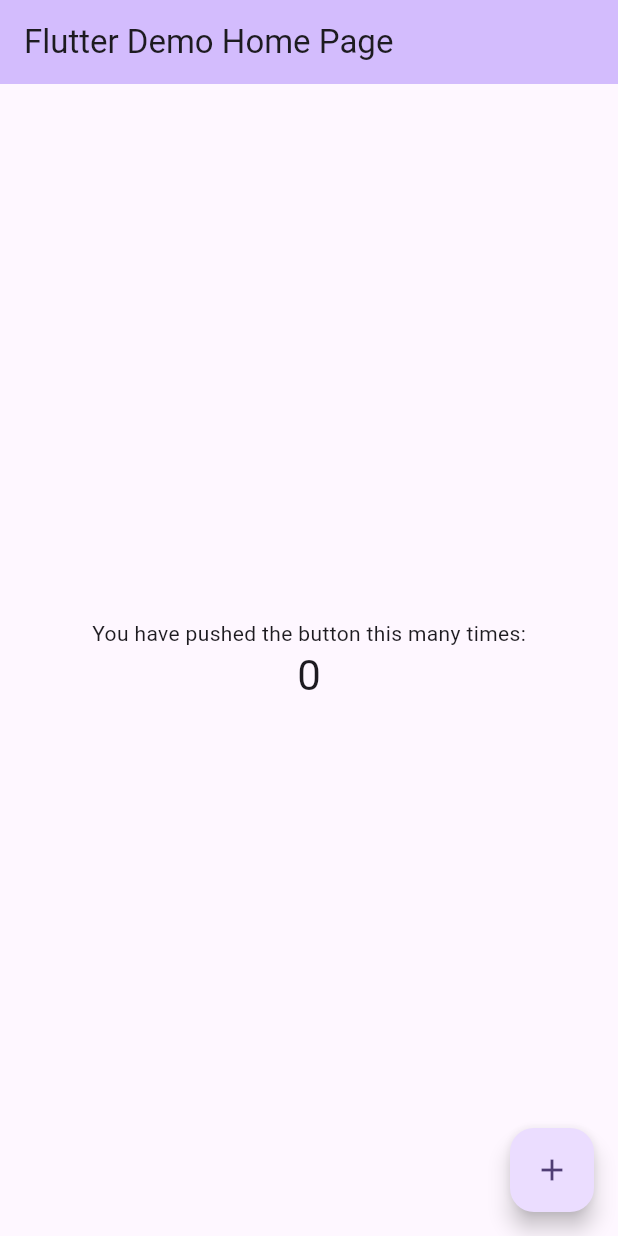
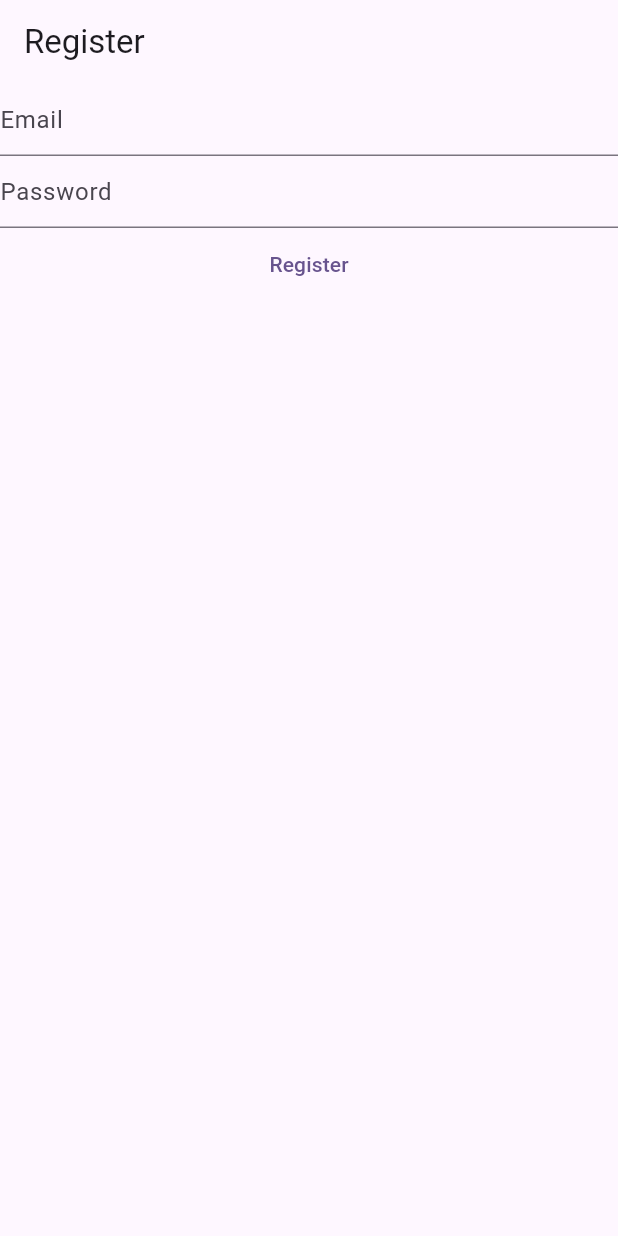
Before and after one commit to alexandragnj/flutter_recap, a Flutter app: the screen it shows after launch, on a phone screen of 412 x 824 dp. Run offline on Flutter 3.47's test engine with Material 3 defaults, Android fonts, the phone set to English and light mode, and no system bars; our stand-ins replace firebase_auth, firebase_core; accounts and stored records are empty; generated files the repository leaves out were written again.

Commit message:
basic register screen with firebase

```diff
--- a/lib/main.dart
+++ b/lib/main.dart
@@ -1,125 +1,92 @@
+import 'package:firebase_auth/firebase_auth.dart';
+import 'package:firebase_core/firebase_core.dart';
 import 'package:flutter/material.dart';
+import 'package:flutter_recap/firebase_options.dart';
 
 void main() {
-  runApp(const MyApp());
+  WidgetsFlutterBinding.ensureInitialized();
+  runApp(
+    MaterialApp(
+      title: 'Flutter Demo',
+      theme: ThemeData(
+        colorScheme: ColorScheme.fromSeed(seedColor: Colors.deepPurple),
+        //useMaterial3: true,
+      ),
+      home: const HomePage(),
+    ),
+  );
 }
 
-class MyApp extends StatelessWidget {
-  const MyApp({super.key});
+class HomePage extends StatefulWidget {
+  const HomePage({super.key});
 
-  // This widget is the root of your application.
   @override
-  Widget build(BuildContext context) {
-    return MaterialApp(
-      title: 'Flutter Demo',
-      theme: ThemeData(
-        // This is the theme of your application.
-        //
-        // TRY THIS: Try running your application with "flutter run". You'll see
-        // the application has a purple toolbar. Then, without quitting the app,
-        // try changing the seedColor in the colorScheme below to Colors.green
-        // and then invoke "hot reload" (save your changes or press the "hot
-        // reload" button in a Flutter-supported IDE, or press "r" if you used
-        // the command line to start the app).
-        //
-        // Notice that the counter didn't reset back to zero; the application
-        // state is not lost during the reload. To reset the state, use hot
-        // restart instead.
-        //
-        // This works for code too, not just values: Most code changes can be
-        // tested with just a hot reload.
-        colorScheme: ColorScheme.fromSeed(seedColor: Colors.deepPurple),
-        useMaterial3: true,
-      ),
-      home: const MyHomePage(title: 'Flutter Demo Home Page'),
-    );
-  }
+  State<HomePage> createState() => _HomePageState();
 }
 
-class MyHomePage extends StatefulWidget {
-  const MyHomePage({super.key, required this.title});
-
-  // This widget is the home page of your application. It is stateful, meaning
-  // that it has a State object (defined below) that contains fields that affect
-  // how it looks.
-
-  // This class is the configuration for the state. It holds the values (in this
-  // case the title) provided by the parent (in this case the App widget) and
-  // used by the build method of the State. Fields in a Widget subclass are
-  // always marked "final".
-
-  final String title;
+class _HomePageState extends State<HomePage> {
+  late final TextEditingController _email;
+  late final TextEditingController _password;
 
   @override
-  State<MyHomePage> createState() => _MyHomePageState();
+  void initState() {
+    _email = TextEditingController();
+    _password = TextEditingController();
+    super.initState();
   }
 
-class _MyHomePageState extends State<MyHomePage> {
-  int _counter = 0;
-
-  void _incrementCounter() {
-    setState(() {
-      // This call to setState tells the Flutter framework that something has
-      // changed in this State, which causes it to rerun the build method below
-      // so that the display can reflect the updated values. If we changed
-      // _counter without calling setState(), then the build method would not be
-      // called again, and so nothing would appear to happen.
-      _counter++;
-    });
+  @override
+  void dispose() {
+    _email.dispose();
+    _password.dispose();
+    super.dispose();
   }
 
   @override
   Widget build(BuildContext context) {
-    // This method is rerun every time setState is called, for instance as done
-    // by the _incrementCounter method above.
-    //
-    // The Flutter framework has been optimized to make rerunning build methods
-    // fast, so that you can just rebuild anything that needs updating rather
-    // than having to individually change instances of widgets.
     return Scaffold(
         appBar: AppBar(
-        // TRY THIS: Try changing the color here to a specific color (to
-        // Colors.amber, perhaps?) and trigger a hot reload to see the AppBar
-        // change color while the other colors stay the same.
-        backgroundColor: Theme.of(context).colorScheme.inversePrimary,
-        // Here we take the value from the MyHomePage object that was created by
-        // the App.build method, and use it to set our appbar title.
-        title: Text(widget.title),
+          title: const Text('Register'),
         ),
-      body: Center(
-        // Center is a layout widget. It takes a single child and positions it
-        // in the middle of the parent.
-        child: Column(
-          // Column is also a layout widget. It takes a list of children and
-          // arranges them vertically. By default, it sizes itself to fit its
-          // children horizontally, and tries to be as tall as its parent.
-          //
-          // Column has various properties to control how it sizes itself and
-          // how it positions its children. Here we use mainAxisAlignment to
-          // center the children vertically; the main axis here is the vertical
-          // axis because Columns are vertical (the cross axis would be
-          // horizontal).
-          //
-          // TRY THIS: Invoke "debug painting" (choose the "Toggle Debug Paint"
-          // action in the IDE, or press "p" in the console), to see the
-          // wireframe for each widget.
-          mainAxisAlignment: MainAxisAlignment.center,
-          children: <Widget>[
-            const Text(
-              'You have pushed the button this many times:',
+        body: FutureBuilder(
+            future: Firebase.initializeApp(
+                options: DefaultFirebaseOptions.currentPlatform),
+            builder: (context, snapshot) {
+              switch (snapshot.connectionState) {
+                case ConnectionState.done:
+                  return Column(
+                    children: [
+                      TextField(
+                        controller: _email,
+                        decoration: InputDecoration(hintText: 'Email'),
+                        enableSuggestions: false,
+                        autocorrect: false,
+                        keyboardType: TextInputType.emailAddress,
                       ),
-            Text(
-              '$_counter',
-              style: Theme.of(context).textTheme.headlineMedium,
+                      TextField(
+                        decoration: InputDecoration(hintText: 'Password'),
+                        controller: _password,
+                        obscureText: true,
+                        enableSuggestions: false,
+                        autocorrect: false,
+                      ),
+                      TextButton(
+                        onPressed: () async {
+                          final email = _email.text;
+                          final password = _password.text;
+
+                          final userCredential = await FirebaseAuth.instance
+                              .createUserWithEmailAndPassword(
+                                  email: email, password: password);
+                          print(userCredential);
+                        },
+                        child: const Text('Register'),
                       ),
                     ],
-        ),
-      ),
-      floatingActionButton: FloatingActionButton(
-        onPressed: _incrementCounter,
-        tooltip: 'Increment',
-        child: const Icon(Icons.add),
-      ), // This trailing comma makes auto-formatting nicer for build methods.
                   );
+                default:
+                  return Text('Loading...');
+              }
+            }));
   }
 }
```
Lines whose indentation alone changed are shown as unchanged.
